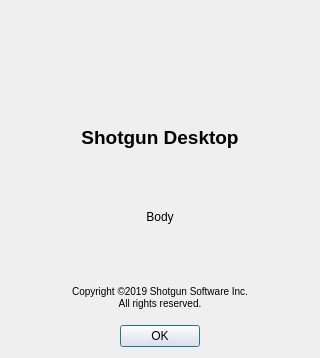
The window that resources/about_screen.ui (shotgunsoftware/tk-desktop) describes before a commit, drawn with Qt 5.
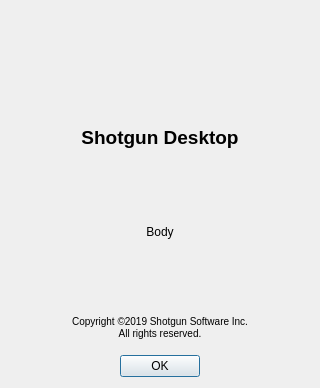
The same window after the commit. Icons and pictures are not drawn.

What changed in the file:
```diff
--- a/resources/about_screen.ui
+++ b/resources/about_screen.ui
@@ -7,7 +7,7 @@
     <x>0</x>
     <y>0</y>
     <width>320</width>
-    <height>358</height>
+    <height>388</height>
    </rect>
   </property>
   <property name="minimumSize">
```
